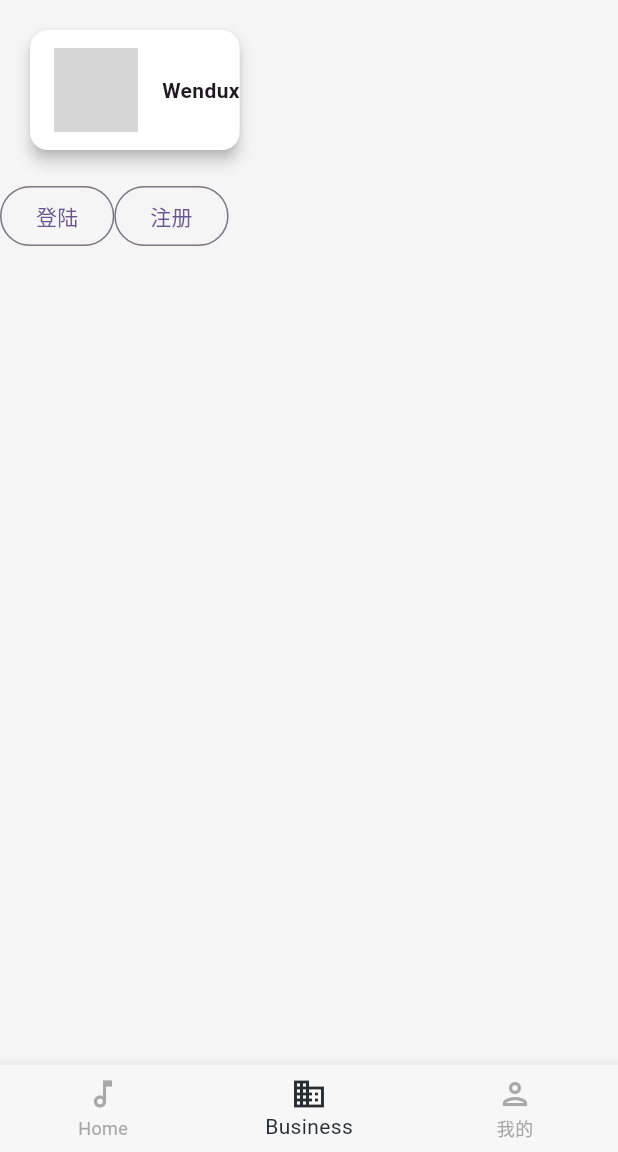
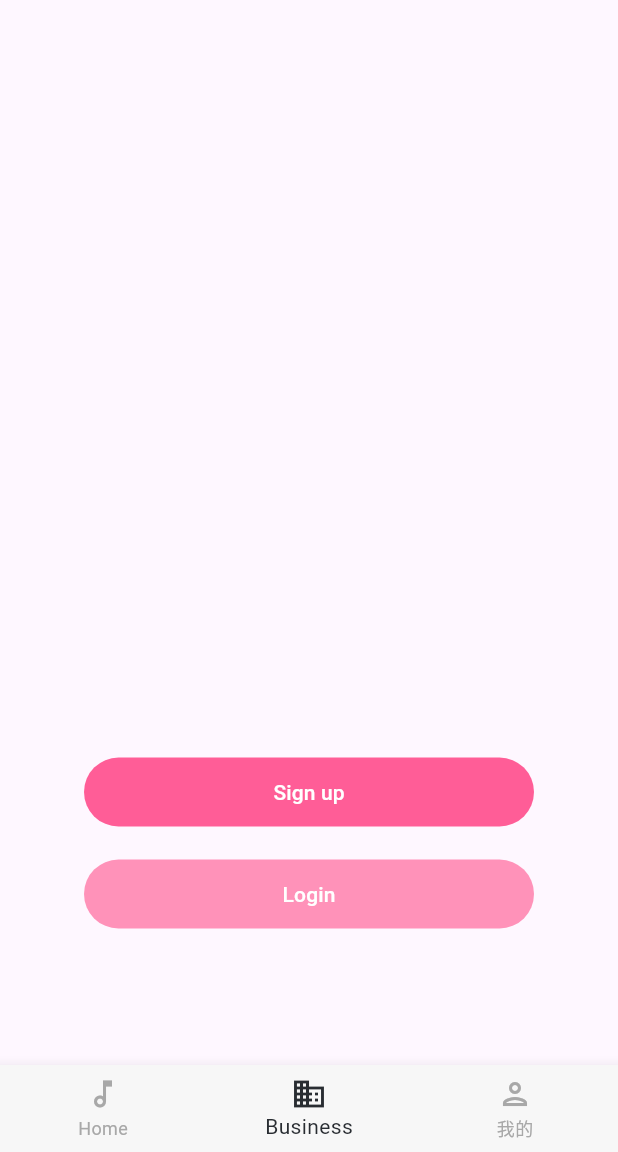
Before and after one commit to boycott96/mango_app, a Flutter app: the screen it shows after launch, on a phone screen of 412 x 824 dp, the part 84-1236 px from its top. Run offline on Flutter 3.47's test engine with Material 3 defaults, Android fonts, the phone set to English and light mode, and no system bars; grey boxes are pictures that could not be loaded.

Commit message:
fix: 完善，setting page

```diff
--- a/lib/setting_screen.dart
+++ b/lib/setting_screen.dart
@@ -26,61 +26,86 @@ class _SettingScreenState extends State<SettingScreen>
 
   @override
   Widget build(BuildContext context) {
+    return const NoneSetting();
+  }
+}
+
+class NoneSetting extends StatefulWidget {
+  const NoneSetting({super.key});
+
+  @override
+  State<NoneSetting> createState() => _NoneSettingState();
+}
+
+// https://wp.larkdance.cn/b798404bdc934a33a58cbbc6314179df.jpg
+
+class _NoneSettingState extends State<NoneSetting>
+    with SingleTickerProviderStateMixin {
+  late AnimationController _controller;
+
+  @override
+  void initState() {
+    super.initState();
+    _controller = AnimationController(vsync: this);
+  }
+
+  @override
+  void dispose() {
+    _controller.dispose();
+    super.dispose();
+  }
+
+  @override
+  Widget build(BuildContext context) {
     return Container(
-      color: const Color.fromARGB(255, 245, 245, 245),
-      alignment: Alignment.topLeft,
-      child: Column(
-        children: [
-          Row(
-            children: [
-              Card(
-                elevation: 4,
-                color: Colors.white,
-                margin: const EdgeInsets.all(20),
-                borderOnForeground: true,
-                child: Row(
-                  children: [
-                    Padding(
-                      padding: const EdgeInsets.symmetric(
-                          horizontal: 16.0, vertical: 12.0),
-                      child: ClipOval(
-                        child: Image.network(
-                          fit: BoxFit.fill,
-                          "https://wp.larkdance.cn/b798404bdc934a33a58cbbc6314179df.jpg",
-                          height: 56,
-                          width: 56,
-                        ),
-                      ),
+      alignment: Alignment.bottomLeft,
+      padding: const EdgeInsets.symmetric(horizontal: 56, vertical: 16),
+      child: SizedBox(
+        width: double.infinity,
+        height: 200,
+        child: Column(
+          children: [
+            Padding(
+              padding: const EdgeInsets.symmetric(vertical: 10),
+              child: TextButton(
+                style: const ButtonStyle(
+                    backgroundColor: MaterialStatePropertyAll(
+                      Color.fromARGB(255, 255, 93, 151),
                     ),
-                    const Text(
-                      "Wendux",
-                      style: TextStyle(
-                        fontWeight: FontWeight.bold,
-                      ),
-                    )
-                  ],
-                ),
-              ),
-            ],
-          ),
-          Row(
-            children: [
-              OutlinedButton(
-                onPressed: () {
-                  print("object");
-                },
-                child: const Text("登陆"),
-              ),
-              OutlinedButton(
+                    minimumSize:
+                        MaterialStatePropertyAll(Size(double.infinity, 46))),
                 onPressed: () {
                   Navigator.push(context,
                       MaterialPageRoute(builder: (context) => const SignUp()));
                 },
-                child: const Text("注册"),
+                child: const Text(
+                  "Sign up",
+                  style: TextStyle(color: Colors.white),
+                ),
               ),
-            ],
-          )
-        ],
+            ),
+            Padding(
+              padding: const EdgeInsets.symmetric(vertical: 10),
+              child: TextButton(
+                style: const ButtonStyle(
+                  backgroundColor: MaterialStatePropertyAll(
+                    Color.fromARGB(255, 255, 146, 185),
+                  ),
+                  minimumSize:
+                      MaterialStatePropertyAll(Size(double.infinity, 46)),
+                ),
+                onPressed: () {
+                  Navigator.push(context,
+                      MaterialPageRoute(builder: (context) => const SignUp()));
+                },
+                child: const Text(
+                  "Login",
+                  style: TextStyle(color: Colors.white),
+                ),
+              ),
+            ),
+          ],
+        ),
       ),
     );
   }
--- a/pubspec.yaml
+++ b/pubspec.yaml
@@ -60,8 +60,7 @@ flutter:
 
   # To add assets to your application, add an assets section, like this:
   # assets:
-  #   - images/a_dot_burr.jpeg
-  #   - images/a_dot_ham.jpeg
+    # - assets/none_bk.png
 
   # An image asset can refer to one or more resolution-specific "variants", see
   # https://flutter.dev/assets-and-images/#resolution-aware
```
